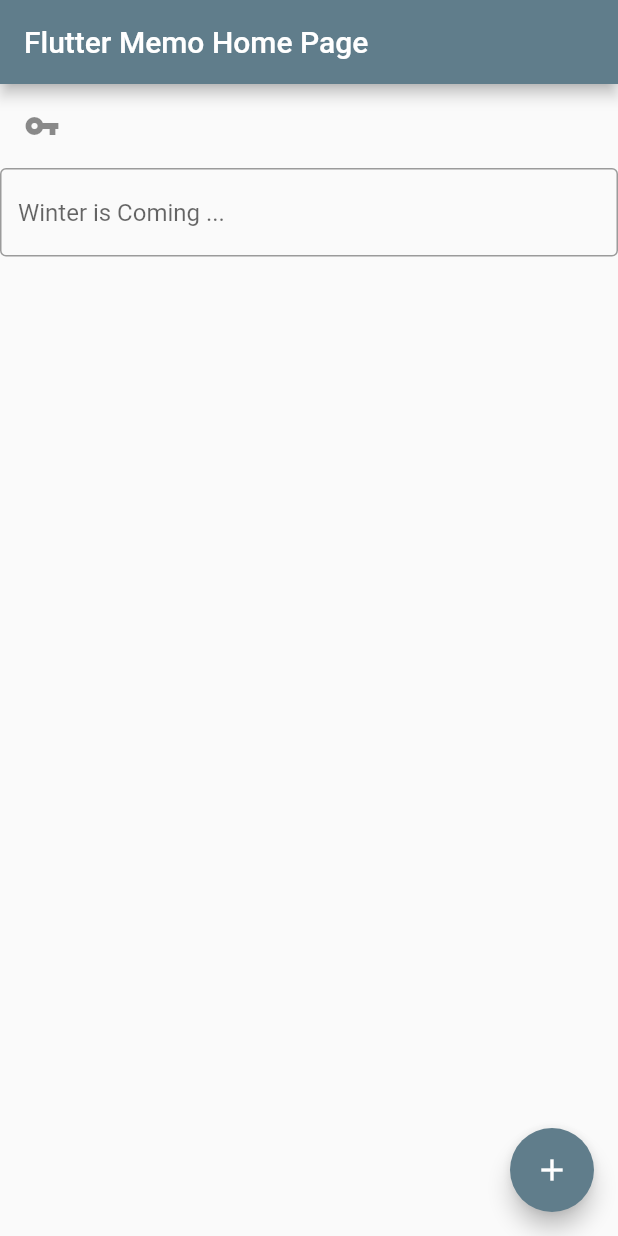
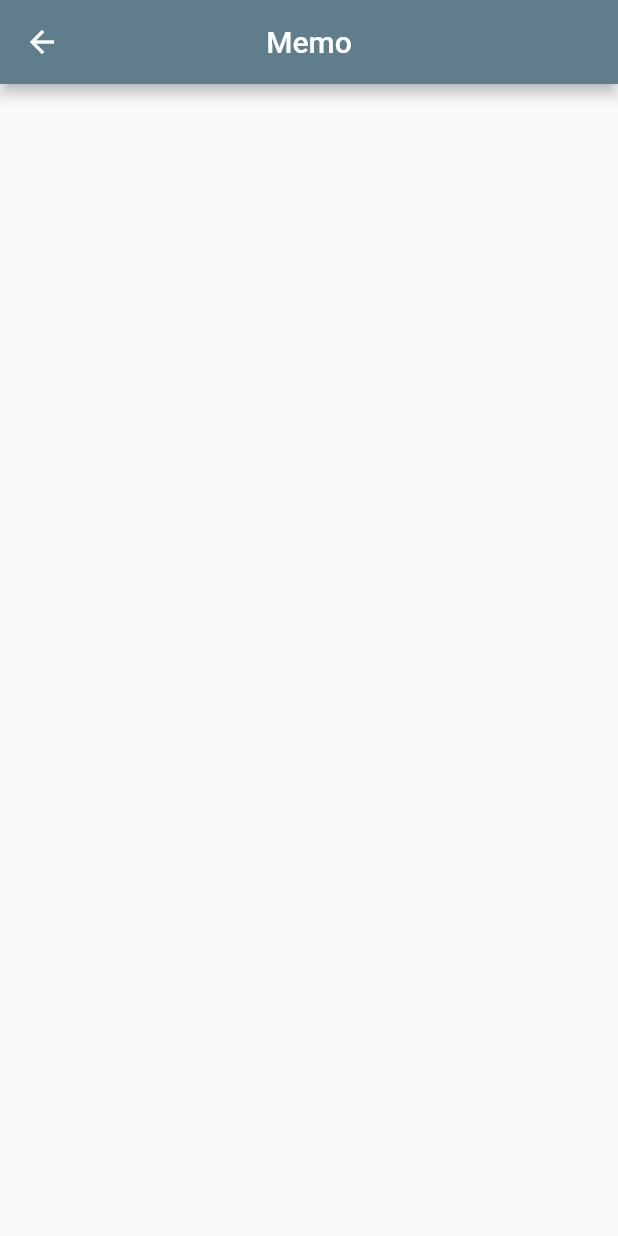
Before and after one commit to A-Yoshitsugu/MemoApp, a Flutter app: the screen it shows after launch, after a tap on the "add" icon, on a phone screen of 412 x 824 dp. Run offline on Flutter 3.47's test engine with Material 2 defaults, Android fonts, the phone set to English and light mode, and no system bars.

Commit message:
画面遷移

```diff
--- a/lib/main.dart
+++ b/lib/main.dart
@@ -1,4 +1,5 @@
 import 'package:flutter/material.dart';
+import 'package:memo_app/memo_page.dart';
 
 void main() {
   runApp(const MyApp());
@@ -72,6 +73,10 @@
       floatingActionButton: FloatingActionButton(
         onPressed:() {
           _memolist.add(_counter.toString());
+          Navigator.push(
+            context,
+            MaterialPageRoute(builder: (context) => MemoPage())
+            );
           setState(() {});
         },
         tooltip: 'Increment',
--- /dev/null
+++ b/lib/memo_page.dart
@@ -0,0 +1,15 @@
+import 'package:flutter/material.dart';
+
+class MemoPage extends StatelessWidget {
+
+@override
+Widget build (BuildContext context) {
+  return Scaffold(
+    appBar: AppBar(
+      title: Text('Memo'),
+      centerTitle: true,
+    ),
+    body: Container(),
+  );
+}
+}
```
